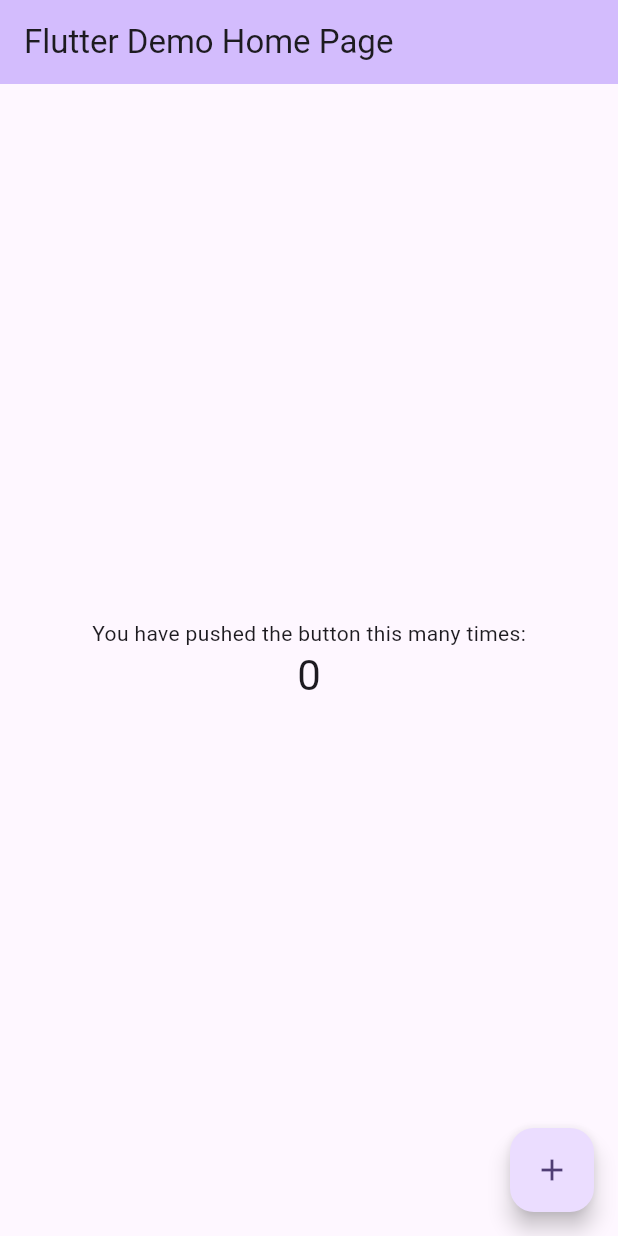
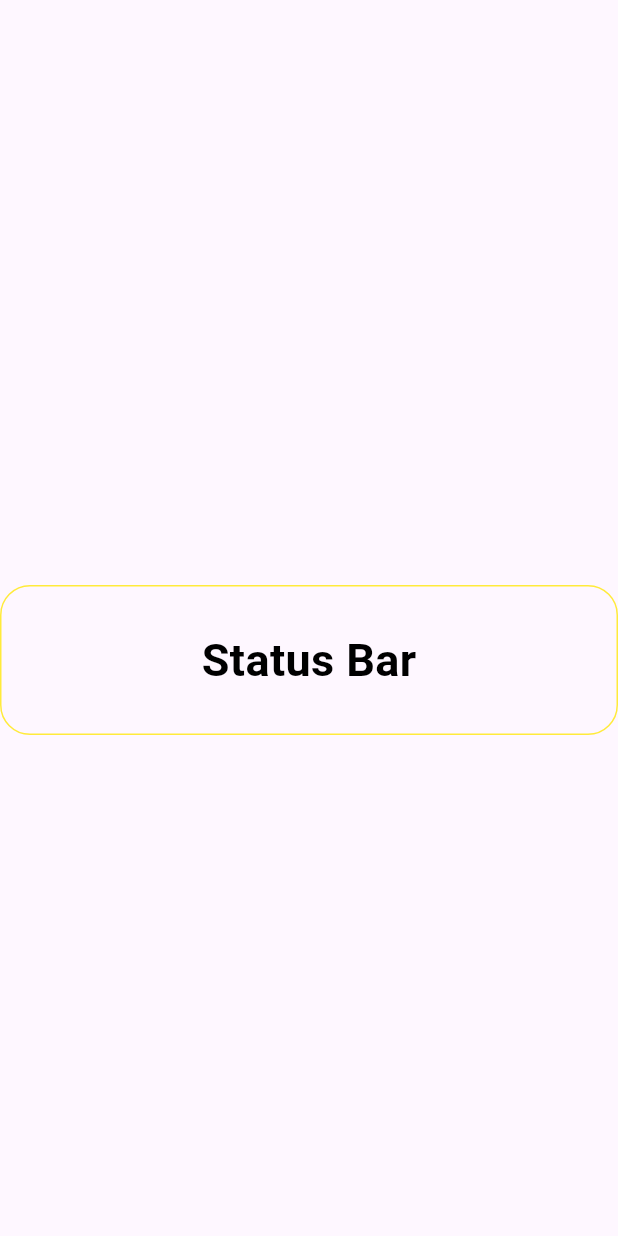
Before and after one commit to Dipeshmaurya1/resume_app_daily_task, a Flutter app: the screen it shows after launch, on a phone screen of 412 x 824 dp. Run offline on Flutter 3.47's test engine with Material 3 defaults, Android fonts, the phone set to English and light mode, and no system bars.

Commit message:
Status Bar

```diff
--- /dev/null
+++ b/lib/Component/Home/Status_Bar.dart
@@ -0,0 +1,35 @@
+import 'package:flutter/material.dart';
+import 'package:flutter/services.dart';
+class HomeScreen extends StatefulWidget {
+  const HomeScreen({super.key});
+
+  @override
+  State<HomeScreen> createState() => _HomeScreenState();
+}
+
+class _HomeScreenState extends State<HomeScreen> {
+  @override
+  Widget build(BuildContext context) {
+    return Scaffold(
+      appBar: AppBar(
+        systemOverlayStyle: SystemUiOverlayStyle(
+          statusBarColor: Colors.red,
+        ),
+      ),
+      body: Column(
+        mainAxisAlignment: MainAxisAlignment.center,
+        children: [
+          Container(
+            height: 100,
+            width: 500,
+            decoration: BoxDecoration(
+              border: Border.all(color: Colors.yellow),
+              borderRadius: BorderRadius.circular(20),
+            ),
+            child: Center(child: Text('Status Bar',style: TextStyle(color: Colors.black,fontSize: 30,fontWeight: FontWeight.bold),)),
+          )
+        ],
+      ),
+    );
+  }
+}
--- /dev/null
+++ b/lib/Utils/Global.dart
@@ -0,0 +1,12 @@
+import 'package:flutter/material.dart';
+// import 'package:resume_app_daily_task/Component/Home/StatusBar.dart';
+
+import '../Component/Home/Status_Bar.dart';
+
+class AppRoutes
+{
+  static Map<String,Widget Function(BuildContext)>routes=
+  {
+    '/':(context)=>HomeScreen(),
+  };
+}
--- a/lib/main.dart
+++ b/lib/main.dart
@@ -1,125 +1,30 @@
 import 'package:flutter/material.dart';
-
-void main() {
-  runApp(const MyApp());
+import 'package:flutter/services.dart';
+import 'package:resume_app_daily_task/Utils/Global.dart';
+void main()
+{
+  runApp(MyApp());
 }
-
 class MyApp extends StatelessWidget {
   const MyApp({super.key});
 
-  // This widget is the root of your application.
   @override
   Widget build(BuildContext context) {
+    SystemChrome.setSystemUIOverlayStyle(
+      SystemUiOverlayStyle(
+        statusBarColor: Colors.red,
+
+      )
+    );
+    SystemChrome.setPreferredOrientations([
+      DeviceOrientation.landscapeLeft,
+      DeviceOrientation.landscapeRight,
+      DeviceOrientation.portraitUp,
+      DeviceOrientation.portraitDown
+    ]);
     return MaterialApp(
-      title: 'Flutter Demo',
-      theme: ThemeData(
-        // This is the theme of your application.
-        //
-        // TRY THIS: Try running your application with "flutter run". You'll see
-        // the application has a purple toolbar. Then, without quitting the app,
-        // try changing the seedColor in the colorScheme below to Colors.green
-        // and then invoke "hot reload" (save your changes or press the "hot
-        // reload" button in a Flutter-supported IDE, or press "r" if you used
-        // the command line to start the app).
-        //
-        // Notice that the counter didn't reset back to zero; the application
-        // state is not lost during the reload. To reset the state, use hot
-        // restart instead.
-        //
-        // This works for code too, not just values: Most code changes can be
-        // tested with just a hot reload.
-        colorScheme: ColorScheme.fromSeed(seedColor: Colors.deepPurple),
-        useMaterial3: true,
-      ),
-      home: const MyHomePage(title: 'Flutter Demo Home Page'),
+      debugShowCheckedModeBanner: false,
+      routes: AppRoutes.routes,
     );
   }
 }
-
-class MyHomePage extends StatefulWidget {
-  const MyHomePage({super.key, required this.title});
-
-  // This widget is the home page of your application. It is stateful, meaning
-  // that it has a State object (defined below) that contains fields that affect
-  // how it looks.
-
-  // This class is the configuration for the state. It holds the values (in this
-  // case the title) provided by the parent (in this case the App widget) and
-  // used by the build method of the State. Fields in a Widget subclass are
-  // always marked "final".
-
-  final String title;
-
-  @override
-  State<MyHomePage> createState() => _MyHomePageState();
-}
-
-class _MyHomePageState extends State<MyHomePage> {
-  int _counter = 0;
-
-  void _incrementCounter() {
-    setState(() {
-      // This call to setState tells the Flutter framework that something has
-      // changed in this State, which causes it to rerun the build method below
-      // so that the display can reflect the updated values. If we changed
-      // _counter without calling setState(), then the build method would not be
-      // called again, and so nothing would appear to happen.
-      _counter++;
-    });
-  }
-
-  @override
-  Widget build(BuildContext context) {
-    // This method is rerun every time setState is called, for instance as done
-    // by the _incrementCounter method above.
-    //
-    // The Flutter framework has been optimized to make rerunning build methods
-    // fast, so that you can just rebuild anything that needs updating rather
-    // than having to individually change instances of widgets.
-    return Scaffold(
-      appBar: AppBar(
-        // TRY THIS: Try changing the color here to a specific color (to
-        // Colors.amber, perhaps?) and trigger a hot reload to see the AppBar
-        // change color while the other colors stay the same.
-        backgroundColor: Theme.of(context).colorScheme.inversePrimary,
-        // Here we take the value from the MyHomePage object that was created by
-        // the App.build method, and use it to set our appbar title.
-        title: Text(widget.title),
-      ),
-      body: Center(
-        // Center is a layout widget. It takes a single child and positions it
-        // in the middle of the parent.
-        child: Column(
-          // Column is also a layout widget. It takes a list of children and
-          // arranges them vertically. By default, it sizes itself to fit its
-          // children horizontally, and tries to be as tall as its parent.
-          //
-          // Column has various properties to control how it sizes itself and
-          // how it positions its children. Here we use mainAxisAlignment to
-          // center the children vertically; the main axis here is the vertical
-          // axis because Columns are vertical (the cross axis would be
-          // horizontal).
-          //
-          // TRY THIS: Invoke "debug painting" (choose the "Toggle Debug Paint"
-          // action in the IDE, or press "p" in the console), to see the
-          // wireframe for each widget.
-          mainAxisAlignment: MainAxisAlignment.center,
-          children: <Widget>[
-            const Text(
-              'You have pushed the button this many times:',
-            ),
-            Text(
-              '$_counter',
-              style: Theme.of(context).textTheme.headlineMedium,
-            ),
-          ],
-        ),
-      ),
-      floatingActionButton: FloatingActionButton(
-        onPressed: _incrementCounter,
-        tooltip: 'Increment',
-        child: const Icon(Icons.add),
-      ), // This trailing comma makes auto-formatting nicer for build methods.
-    );
-  }
-}
```
